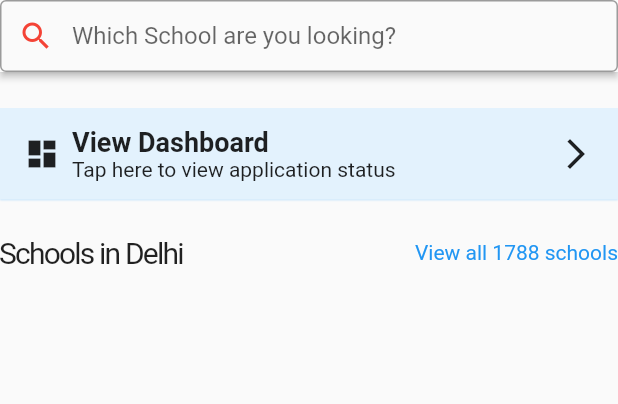
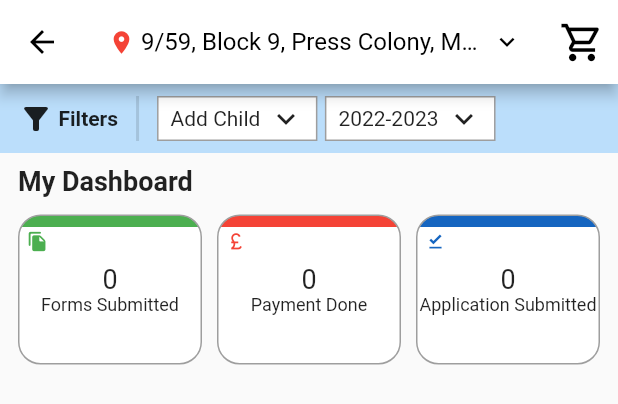
Before and after one commit to kartikbhargava11/school_app, a Flutter app: the HeroSection widget shown alone on an empty page, opened directly, after a tap on "View Dashboard", on a phone screen of 412 x 824 dp. Shown: the top 404 px of the screen. Run offline on Flutter 3.47's test engine with Material 2 defaults, Android fonts, the phone set to English and light mode, and no system bars; our stand-ins replace smooth_page_indicator; network calls fail.

Commit message:
add dashboard screen

```diff
--- a/lib/main.dart
+++ b/lib/main.dart
@@ -4,6 +4,7 @@ import './screens/nav_screen.dart';
 import './screens/login_screen.dart';
 import './screens/search_location.dart';
 import './screens/add_new_child_screen.dart';
+import './screens/dashboard_screen.dart';
 
 
 void main() {
@@ -19,7 +20,8 @@ class MyApp extends StatelessWidget {
       routes: {
         LoginScreen.routeName: (ctx) => const LoginScreen(),
         SearchLocation.routeName: (ctx) => const SearchLocation(),
-        AddNewChild.routeName: (ctx) => const AddNewChild()
+        AddNewChild.routeName: (ctx) => const AddNewChild(),
+        DashboardScreen.routeName: (ctx) => const DashboardScreen()
       },
       home: const NavScreen(),
     );
--- a/lib/screens/add_new_child_screen.dart
+++ b/lib/screens/add_new_child_screen.dart
@@ -104,7 +104,7 @@ class _AddNewChildState extends State<AddNewChild> {
                 itemBuilder: (ctx, index) {
                   if (index == 0) {
                     return const Padding(
-                      padding: EdgeInsets.symmetric(vertical: 12.0, horizontal: 16.0),
+                      padding: EdgeInsets.only(top: 10.0, bottom: 4.0, left: 16.0, right: 16.0),
                       child:  Text(
                         "Select Class",
                         style: TextStyle(
@@ -128,7 +128,7 @@ class _AddNewChildState extends State<AddNewChild> {
                       Navigator.pop(context);
                     },
                     child: Padding(
-                      padding: const EdgeInsets.symmetric(vertical: 12.0, horizontal: 16.0),
+                      padding: const EdgeInsets.symmetric(vertical: 4.0, horizontal: 16.0),
                       child: Row(
                         children: [
                           Text(
--- /dev/null
+++ b/lib/screens/dashboard_screen.dart
@@ -0,0 +1,246 @@
+import 'dart:math';
+
+import 'package:flutter/material.dart';
+
+import './search_location.dart';
+
+class DashboardScreen extends StatelessWidget {
+  static const routeName = "/dashboard";
+  const DashboardScreen({Key? key}) : super(key: key);
+
+  _buildContainerBox({ required Color? color, required IconData icon, required String label }) {
+    return Expanded(
+      child: Container(
+        height: 100,
+        decoration: BoxDecoration(
+          border: Border.all(color: Colors.grey, width: 1.0),
+          borderRadius: BorderRadius.circular(15.0),
+          gradient: LinearGradient(
+            colors: [
+              color ?? Colors.blue,
+              Colors.white
+            ],
+            stops: const [0.16, 0.16],
+            transform: const GradientRotation(pi / 2)
+          )
+        ),
+        child: Stack(
+          children: [
+            Positioned(
+              top: 10,
+              left: 5,
+              child: Icon(
+                icon,
+                color: color,
+                size: 14.0,
+              ),
+            ),
+            Center(
+                child: Column(
+                  mainAxisAlignment: MainAxisAlignment.center,
+                  children: [
+                    const Text(
+                      "0",
+                      style: TextStyle(
+                        fontSize: 18.0
+                      )
+                    ),
+                    Flexible(
+                      child: Text(
+                        label,
+                        softWrap: true,
+                        textAlign: TextAlign.center,
+                        style: const TextStyle(
+                          fontSize: 12.0
+                        )
+                      ),
+                    ),
+                  ],
+                )
+            )
+          ],
+        ),
+      )
+    );
+  }
+
+  Widget _buildDropdownButton({ required VoidCallback onTap, required String label }) {
+    return GestureDetector(
+      onTap: () => {},
+      child: Container(
+        decoration: BoxDecoration(
+          color: Colors.white,
+          border: Border.all(color: Colors.grey, width: 1.0),
+        ),
+        padding: const EdgeInsets.symmetric(vertical: 2.0, horizontal: 8.0),
+        child: Row(
+          children: [
+            Text(
+              label
+            ),
+            const SizedBox(
+              width: 5.0,
+            ),
+            const Icon(
+              Icons.keyboard_arrow_down
+            )
+          ],
+        )
+      )
+    );
+  }
+
+  @override
+  Widget build(BuildContext context) {
+    return Scaffold(
+      appBar: AppBar(
+        iconTheme: const IconThemeData(
+          color: Colors.black,
+        ),
+        titleTextStyle: const TextStyle(
+          color: Colors.black,
+        ),
+        backgroundColor: Colors.white,
+        title: GestureDetector(
+          onTap: () {
+            Navigator.pushNamed(context, SearchLocation.routeName);
+          },
+          child: Row(
+            children: const [
+              Icon(
+                Icons.location_on,
+                color: Colors.red,
+                size: 18.0,
+              ),
+              SizedBox(
+                width: 4.0,
+              ),
+              Expanded(
+                child: Text(
+                    "9/59, Block 9, Press Colony, Mayapuri",
+                    overflow: TextOverflow.ellipsis,
+                    style: TextStyle(
+                        fontSize: 16.0
+                    )
+                ),
+              ),
+              SizedBox(
+                width: 4.0,
+              ),
+              Icon(
+                Icons.keyboard_arrow_down,
+                size: 20.0,
+              ),
+            ],
+          ),
+        ),
+        actions: [
+          IconButton(
+            onPressed: () {
+            },
+            icon: const Icon(
+                Icons.shopping_cart_outlined
+            ),
+            iconSize: 30.0,
+          ),
+        ],
+      ),
+      body: SingleChildScrollView(
+        child: Column(
+          crossAxisAlignment: CrossAxisAlignment.start,
+          children: [
+            Container(
+              padding: const EdgeInsets.symmetric(vertical: 8.0, horizontal: 12.0),
+              decoration: BoxDecoration(
+                color: Colors.blue[100],
+              ),
+              child: Row(
+                children: [
+                  Row(
+                    children: [
+                      const Icon(
+                        Icons.filter_list_alt,
+                        size: 24.0,
+                      ),
+                      const SizedBox(
+                        width: 3.0,
+                      ),
+                      const Text(
+                        "Filters",
+                        style: TextStyle(
+                          fontWeight: FontWeight.bold
+                        )
+                      ),
+                      const SizedBox(
+                        width: 5.0,
+                      ),
+                      const SizedBox(
+                        height: 30,
+                        child: VerticalDivider(
+                          thickness: 2.0,
+                        ),
+                      ),
+                      const SizedBox(
+                        width: 5.0,
+                      ),
+                      _buildDropdownButton(
+                        onTap: () {},
+                        label: "Add Child",
+                      ),
+                      const SizedBox(
+                        width: 5.0,
+                      ),
+                      _buildDropdownButton(
+                        onTap: () {},
+                        label: "2022-2023",
+                      ),
+                    ],
+                  ),
+                ],
+              )
+            ),
+            const Padding(
+              padding: EdgeInsets.symmetric(vertical: 8.0, horizontal: 12.0),
+              child: Text(
+                "My Dashboard",
+                style: TextStyle(
+                  fontSize: 18.0,
+                  fontWeight: FontWeight.bold
+                )
+              )
+            ),
+            Padding(
+              padding: const EdgeInsets.symmetric(vertical: 4.0, horizontal: 12.0),
+              child: Row(
+                mainAxisAlignment: MainAxisAlignment.spaceBetween,
+                children: [
+                  _buildContainerBox(
+                    color: Colors.green,
+                    icon: Icons.file_copy_rounded,
+                    label: "Forms Submitted"
+                  ),
+                  const SizedBox(
+                    width: 10.0,
+                  ),
+                  _buildContainerBox(
+                    color: Colors.red,
+                    icon: Icons.currency_pound,
+                    label: "Payment Done"
+                  ),
+                  const SizedBox(
+                    width: 10.0,
+                  ),
+                  _buildContainerBox(
+                    color: Colors.blue[800],
+                    icon: Icons.file_download_done,
+                    label: "Application Submitted"
+                  )
+                ],
+              )
+            ),
+          ],
+        ),
+      )
+    );
+  }
+}
--- a/lib/screens/home_screen.dart
+++ b/lib/screens/home_screen.dart
@@ -6,6 +6,7 @@ import '../widgets/school_card.dart';
 
 import './login_screen.dart';
 import './search_location.dart';
+import './dashboard_screen.dart';
 
 import '../models/school.dart';
 
@@ -85,7 +86,9 @@ class _HomeScreenState extends State<HomeScreen> {
         ),
         actions: [
           IconButton(
-            onPressed: () {},
+            onPressed: () {
+              Navigator.pushNamed(context, LoginScreen.routeName);
+            },
             icon: const Icon(
               Icons.shopping_cart_outlined
             ),
@@ -93,10 +96,10 @@ class _HomeScreenState extends State<HomeScreen> {
           ),
           IconButton(
             onPressed: () {
-              Navigator.pushNamed(context, LoginScreen.routeName);
+              Navigator.pushNamed(context, DashboardScreen.routeName);
             },
             icon: const Icon(
-              Icons.account_circle_outlined
+              Icons.dashboard
             ),
             iconSize: 30.0,
           )
--- a/lib/widgets/hero_section.dart
+++ b/lib/widgets/hero_section.dart
@@ -1,4 +1,6 @@
 import 'package:flutter/material.dart';
+
+import '../screens/dashboard_screen.dart';
 
 class HeroSection extends StatefulWidget {
 
@@ -38,7 +40,9 @@ class _HeroSectionState extends State<HeroSection> {
           height: 24.0,
         ),
         GestureDetector(
-          onTap: () {},
+          onTap: () {
+            Navigator.pushNamed(context, DashboardScreen.routeName);
+          },
           child: Container(
             decoration: BoxDecoration(
               color: Colors.blue[50],
--- a/lib/widgets/school_profile_fee_structure.dart
+++ b/lib/widgets/school_profile_fee_structure.dart
@@ -51,32 +51,27 @@ class SchoolProfileFeeStructure extends StatelessWidget {
       return GestureDetector(
         onTap: () {},
         behavior: HitTestBehavior.opaque,
-        child: Container(
-          padding: const EdgeInsets.symmetric(vertical: 12.0, horizontal: 16.0),
+        child: SizedBox(
           height: 500,
-          child: Column(
-            crossAxisAlignment: CrossAxisAlignment.start,
-            children: [
-              const Text(
+          child: ListView.separated(
+            itemCount: _standards.length + 1,
+            itemBuilder: (ctx, index) {
+              if (index == 0) {
+                return const Padding(
+                  padding: EdgeInsets.only(top: 10.0, bottom: 4.0, left: 16.0, right: 16.0),
+                  child: Text(
                     "Select Class",
                     style: TextStyle(
                       fontWeight: FontWeight.bold,
                       fontSize: 18.0,
                     ),
                   ),
-              const SizedBox(
-                height: 5.0,
-              ),
-              const Divider(),
-              const SizedBox(
-                height: 5.0,
-              ),
-              ListView.separated(
-                shrinkWrap: true,
-                itemCount: _standards.length,
-                itemBuilder: (ctx, index) {
-                  final Map<String, dynamic> standard = _standards[index];
-                  return Row(
+                );
+              }
+              final Map<String, dynamic> standard = _standards[index - 1];
+              return Padding(
+                padding: const EdgeInsets.symmetric(vertical: 4.0, horizontal: 16.0),
+                child: Row(
                   children: [
                     Text(
                       standard["name"],
@@ -93,6 +88,7 @@ class SchoolProfileFeeStructure extends StatelessWidget {
                         size: 24.0,
                       )
                   ],
+                ),
               );
             },
             separatorBuilder: (ctx, index) {
@@ -100,8 +96,6 @@ class SchoolProfileFeeStructure extends StatelessWidget {
                 color: Colors.grey,
               );
             },
-              )
-            ],
           )
         ),
       );
```
Lines whose indentation alone changed are shown as unchanged.
